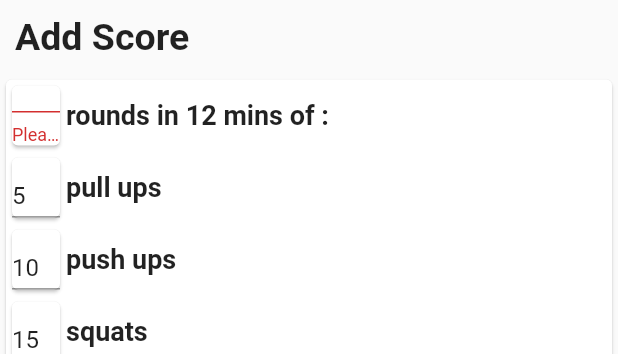
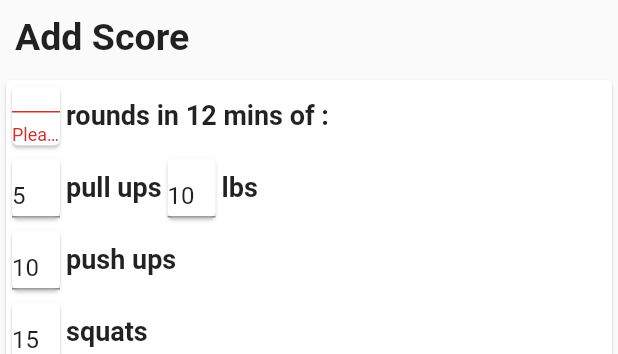
Before and after one commit to pgoel92/wodapp, a Flutter app: the AddScoreWidget widget shown alone on an empty page, opened directly, after a tap on "Submit", on a phone screen of 412 x 824 dp. Shown: the top 354 px of the screen. Run offline on Flutter 3.47's test engine with Material 2 defaults, Android fonts, the phone set to English and light mode, and no system bars; our stand-ins replace permission_handler; missing offline and left inert: agora_rtc_engine; network calls fail; statements that could not run were skipped.

Commit message:
Save scaled wod along with score

```diff
--- a/lib/main.dart
+++ b/lib/main.dart
@@ -66,6 +66,18 @@ class Model {
       'name': name,
       'score': score,
       'notes' : notes
+    };
+  }
+}
+
+class ScaledWoD {
+  dynamic rounds;
+
+  ScaledWoD({this.rounds});
+
+  Map<String, String> toJson() {
+    return {
+      'rounds': rounds
     };
   }
 }
@@ -153,9 +165,11 @@ class AddScoreWidget extends StatefulWidget {
 class _ScoreWidgetState extends State<AddScoreWidget> {
   final _formKey = GlobalKey<FormState>();
   Model model = Model();
+  ScaledWoD scaledWoD = ScaledWoD();
   String _selectedAthlete;
   Future<List<dynamic>> futureAthletes;
   String time = '12';
+  var WoD = [{"movement" : "pull ups", "reps" : 5, "weight_lbs" : 10}, {"movement" : "push ups", "reps" : 10}, {"movement" : "squats", "reps" : 15}];
 
   @override
   void initState() {
@@ -203,7 +217,7 @@ class _ScoreWidgetState extends State<AddScoreWidget> {
                             // By default, s  how a loading spinner.
                             return CircularProgressIndicator();
                           }),*/
-                  amrapScoreForm,
+                  amrapScoreForm(),
                     /*Card(child : Container(
                         height : 50,
                         child : TextFormField(
@@ -256,8 +270,8 @@ class _ScoreWidgetState extends State<AddScoreWidget> {
                           if (_formKey.currentState.validate()) {
                             // Process data.
                             _formKey.currentState.save();
-                            print(model);
-                            put_score(model);
+                            print(WoD);
+                            put_score(WoD, model);
                             Navigator.of(context).push(
                                 MaterialPageRoute<void>(
                                 // NEW lines from here...
@@ -278,44 +292,46 @@ class _ScoreWidgetState extends State<AddScoreWidget> {
     ))]);
   }
 
-  Column get amrapScoreForm => Column(children : [
-    Row(children : [
-      SizedBox(width : 40, child : Card(child : Container(
+  SizedBox scoreInputBox(String initialValue, FormFieldSetter<String> onSaved) {
+    return SizedBox(width : 40, child : Card(child : Container(
         height : 40,
         child : TextFormField(
+            initialValue : initialValue,
             validator: (value) {
               if (value.isEmpty) {
                 return 'Please enter some text';
               }
               return null;
             },
-            onSaved: (String value) {
-              model.score = value;
-            }
+            onSaved: onSaved
         ))
-      )),
-      Expanded(child : Text('rounds in ' + time + ' mins of :', style : TextStyle(fontWeight: FontWeight.bold, fontSize: 18))),
-    ])] +
-    <dynamic>[{"movement" : "pull ups", "reps" : 5}, {"movement" : "push ups", "reps" : 10}, {"movement" : "squats", "reps" : 15}].map((dynamic mov) {
-      return Row(children : [
-        SizedBox(width : 40, child : Card(child : Container(
-            height : 40,
-            child : TextFormField(
-                initialValue : mov['reps'].toString(),
-                validator: (value) {
-                  if (value.isEmpty) {
-                    return 'Please enter some text';
-                  }
-                  return null;
-                },
-                onSaved: (String value) {
-                  model.score = value;
-                }
-            ))
-        )),
-        Expanded(child : Text(mov['movement'], style : TextStyle(fontWeight: FontWeight.bold, fontSize: 18))),
-    ]);}).toList()
-  );
+    ));
+  }
+  Column amrapScoreForm() {
+    //var round = [{"movement" : "pull ups", "reps" : 5, "weight_lbs" : 10}, {"movement" : "push ups", "reps" : 10}, {"movement" : "squats", "reps" : 15}];
+    return Column(children : [
+      Row(children : [
+        scoreInputBox("", (String value) { model.score = value; }),
+        Expanded(child : Text('rounds in ' + time + ' mins of :', style : TextStyle(fontWeight: FontWeight.bold, fontSize: 18))),
+      ])] +
+        WoD.map((dynamic mov) {
+        var children = [
+          scoreInputBox(mov['reps'].toString(), (String value) {
+            mov['reps'] = value;
+          }),
+          Text(mov['movement'], style : TextStyle(fontWeight: FontWeight.bold, fontSize: 18))
+        ];
+        if(mov["weight_lbs"] != null) {
+          children = children + [
+            scoreInputBox(mov['weight_lbs'].toString(), (String value) {
+              mov['weight_lbs'] = value;
+            }),
+            Text('lbs', style : TextStyle(fontWeight: FontWeight.bold, fontSize: 18))
+          ];
+        }
+        return Row(children : children);}).toList()
+    );
+  }
 
   List<dynamic> getAthleteNames(athletes) {
     return athletes.map((athlete) => (athlete['first_name'] + " " + athlete['last_name'])).toList();
@@ -363,7 +379,7 @@ class _ListScoresWidgetState extends State<ListScoresWidget> {
                               width : 150,
                               padding : EdgeInsets.symmetric(horizontal: 5),
                               child : Text(
-                              score.cname,
+                              score.cname??'',
                               style: TextStyle(fontSize: 18.0),
                             )),
                           Container(
@@ -377,7 +393,7 @@ class _ListScoresWidgetState extends State<ListScoresWidget> {
                                 width : 150,
                             padding : EdgeInsets.symmetric(horizontal: 5),
                           child : Text(
-                              score.notes,
+                              score.notes??'',
                               style: TextStyle(fontSize: 18.0),
                             ))
                           ]
@@ -391,7 +407,7 @@ class _ListScoresWidgetState extends State<ListScoresWidget> {
                   ).toList();
                   return Flexible(child :
                   Column(children : [
-                    ListView(children : divided, shrinkWrap: true),
+                    Expanded(child : ListView(children : divided, shrinkWrap: true)),
                       Padding(
                           padding: const EdgeInsets.all(10.0),
                           child : IconButton(icon: Icon(CupertinoIcons.plus_circle), onPressed: _pushSaved)
--- a/lib/src/pages/data.dart
+++ b/lib/src/pages/data.dart
@@ -110,8 +110,8 @@ Future<http.Response> put_data(Map<String, dynamic> body) async {
   );
 }
 
-Future<void> put_score(Model data) async {
-  final http.Response response = await put_data({'wod_id': 123, 'cid': 3, 'cname' : data.name, 'score': data.score, 'notes': data.notes});
+Future<void> put_score(dynamic wod, Model data) async {
+  final http.Response response = await put_data({'wod_id': 123, 'cid': 3, 'wod' : wod, 'score': data.score, 'notes': data.notes});
   if (response.statusCode == 201) {
     // If the server did return a 201 CREATED response,
     // then parse the JSON.
```
